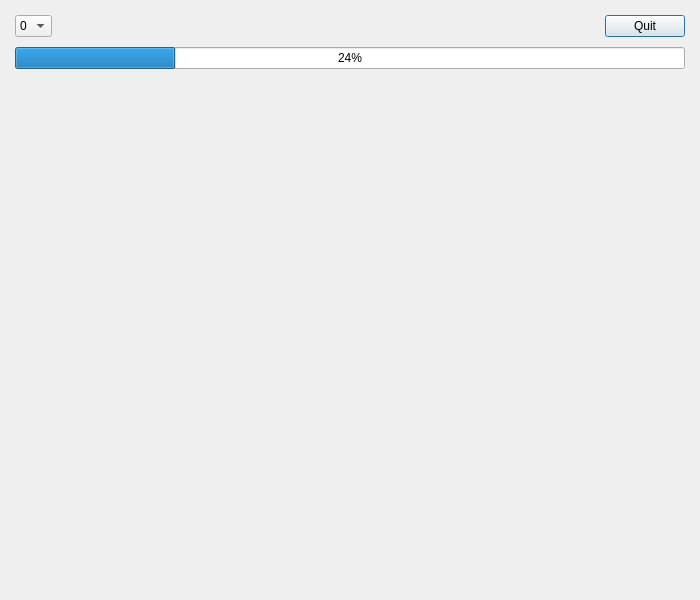
Old version of the form src/gui/quiz.ui in the repository tombranfield/spaced_repeating_vocabulary.
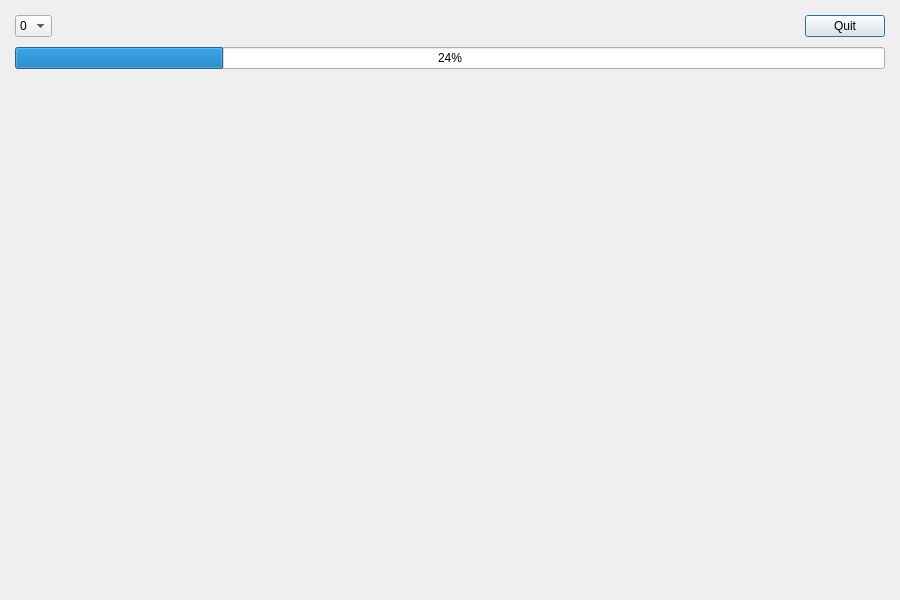
New version of the form.

Commit message: Added some appearance tweaks to labels in quiz_preview

```diff
--- a/src/gui/quiz.ui
+++ b/src/gui/quiz.ui
@@ -6,10 +6,16 @@
    <rect>
     <x>0</x>
     <y>0</y>
-    <width>700</width>
+    <width>900</width>
     <height>600</height>
    </rect>
   </property>
+  <property name="sizePolicy">
+   <sizepolicy hsizetype="Fixed" vsizetype="Fixed">
+    <horstretch>0</horstretch>
+    <verstretch>0</verstretch>
+   </sizepolicy>
+  </property>
   <property name="windowTitle">
    <string>Quiz</string>
   </property>
```
The commit also changes 2 other files.
